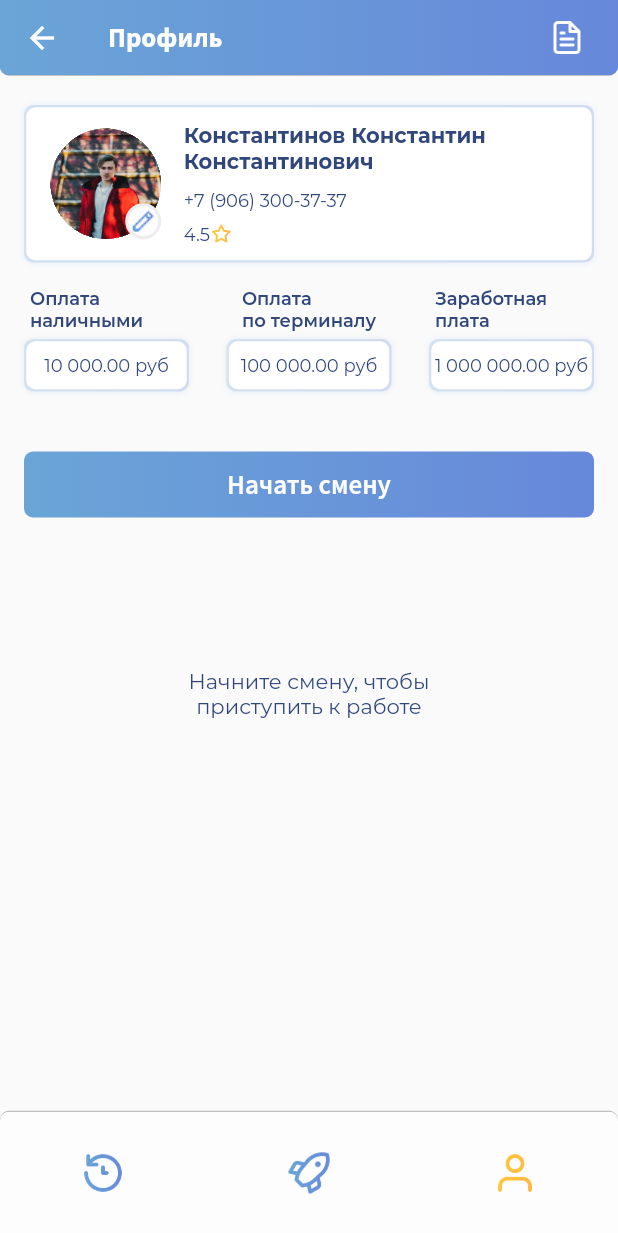
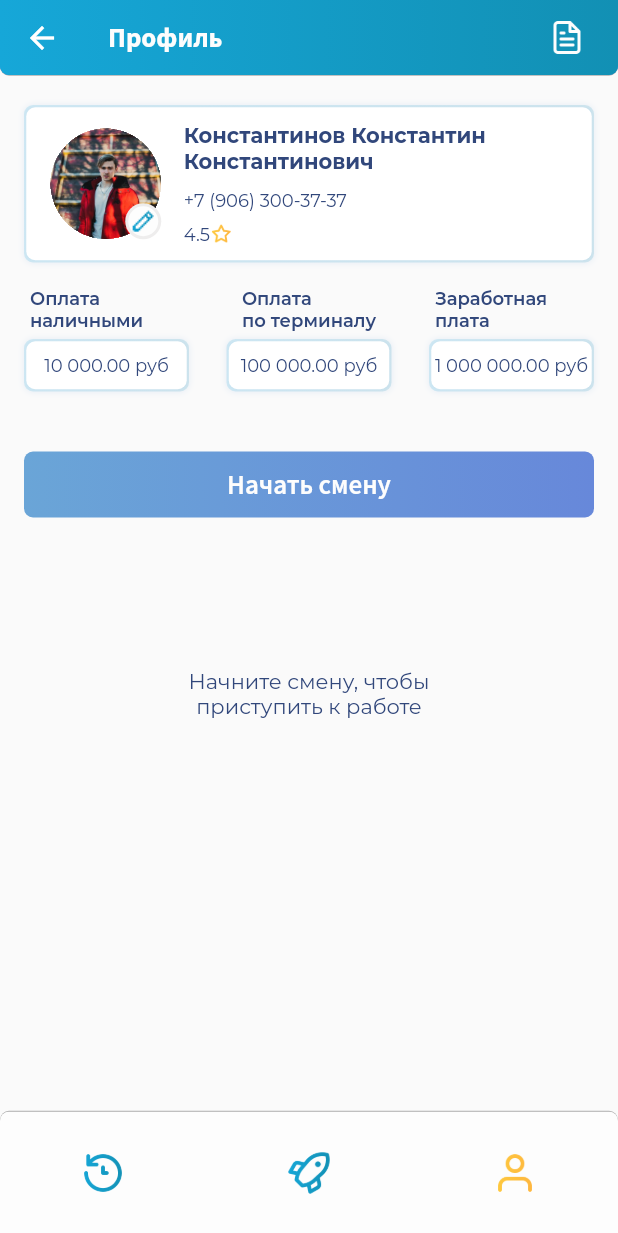
Before and after one commit to Engine-studio/topgo, a Flutter app: the MenuPage screen opened directly, item 3 of the bottom bar chosen, on a phone screen of 412 x 824 dp. Shown: the top 1233 px of the screen. Run offline on Flutter 3.47's test engine with Material 2 defaults, Android fonts, the phone set to English and light mode, and no system bars; our stand-ins replace animated_splash_screen; missing offline and left inert: flutter_picker.

Commit message:
provider && dialog provider && borderbox widget

```diff
--- /dev/null
+++ b/lib/models/user.dart
@@ -0,0 +1,24 @@
+import 'package:flutter/material.dart';
+
+enum Role {
+  Administrator,
+  Courier,
+  Curator,
+}
+
+class User with ChangeNotifier {
+  Role role;
+  bool authorized;
+
+  User()
+      : role = Role.Administrator,
+        authorized = false;
+
+  User.authorized()
+      : role = Role.Courier,
+        authorized = true;
+
+  User.nonAuthorized()
+      : role = Role.Courier,
+        authorized = false;
+}
--- a/lib/styles.dart
+++ b/lib/styles.dart
@@ -1,4 +1,6 @@
 import 'package:flutter/widgets.dart';
+import 'package:provider/provider.dart';
+import 'package:topgo/models/user.dart';
 
 class ClrStyle {
   static const Color lightBackground = const Color(0xFFFDFDFD);
@@ -98,8 +100,29 @@ class GrdStyle {
       const Color(0xFF937FF5),
     ],
   );
-  static const LinearGradient lightPanel = const LinearGradient(colors: [
-    const Color(0x336AA5D7),
-    const Color(0x336788DA),
-  ]);
+
+  LinearGradient panelGradient(BuildContext context) {
+    switch (context.read<User>().role) {
+      case Role.Administrator:
+        return wave;
+      case Role.Courier:
+        return panel;
+      case Role.Curator:
+        return button;
+    }
+  }
+
+  LinearGradient lightPanelGradient(BuildContext context) {
+    switch (context.read<User>().role) {
+      case Role.Administrator:
+        return LinearGradient(
+            colors: wave.colors.map((clr) => clr.withOpacity(0.15)).toList());
+      case Role.Courier:
+        return LinearGradient(
+            colors: panel.colors.map((clr) => clr.withOpacity(0.15)).toList());
+      case Role.Curator:
+        return LinearGradient(
+            colors: button.colors.map((clr) => clr.withOpacity(0.15)).toList());
+    }
+  }
 }
--- a/lib/widgets/appbar.dart
+++ b/lib/widgets/appbar.dart
@@ -58,8 +58,11 @@ class Appbar extends StatelessWidget with PreferredSizeWidget {
                   )
                 : Container()
           ],
-          flexibleSpace:
-              Container(decoration: BoxDecoration(gradient: GrdStyle.panel)),
+          flexibleSpace: Container(
+            decoration: BoxDecoration(
+              gradient: GrdStyle().panelGradient(context),
+            ),
+          ),
         ),
       ),
     );
--- /dev/null
+++ b/lib/widgets/border_box.dart
@@ -0,0 +1,38 @@
+import 'package:flutter/widgets.dart';
+import 'package:topgo/styles.dart';
+
+class BorderBox extends StatelessWidget {
+  final Widget child;
+  final double width, height;
+  final bool selected;
+
+  const BorderBox({
+    Key? key,
+    required this.child,
+    required this.height,
+    this.width = double.infinity,
+    this.selected = false,
+  }) : super(key: key);
+
+  @override
+  Widget build(BuildContext context) {
+    return Container(
+      width: width,
+      height: height,
+      decoration: BoxDecoration(
+        gradient:
+            selected ? GrdStyle.accept : GrdStyle().lightPanelGradient(context),
+        borderRadius: BorderRadius.circular(6),
+        boxShadow: [BoxShadow(color: ClrStyle.dropShadow, blurRadius: 3)],
+      ),
+      child: Container(
+        margin: const EdgeInsets.all(1.5),
+        decoration: BoxDecoration(
+          color: Color(0xFFFFFFFF),
+          borderRadius: BorderRadius.circular(6),
+        ),
+        child: child,
+      ),
+    );
+  }
+}
--- a/lib/widgets/bottom_navbar.dart
+++ b/lib/widgets/bottom_navbar.dart
@@ -54,7 +54,9 @@ class _BottomNavBarState extends State<BottomNavBar> {
                       icon: ShaderMask(
                         shaderCallback: _currentIndex == icons.indexOf(icon)
                             ? (bounds) => GrdStyle.select.createShader(bounds)
-                            : (bounds) => GrdStyle.panel.createShader(bounds),
+                            : (bounds) => GrdStyle()
+                                .panelGradient(context)
+                                .createShader(bounds),
                         child: Image.asset(
                           'assets/icons/$icon.png',
                           width: 30,
--- a/lib/widgets/courier/money_holder.dart
+++ b/lib/widgets/courier/money_holder.dart
@@ -1,5 +1,6 @@
 import 'package:flutter/widgets.dart';
 import 'package:topgo/styles.dart';
+import 'package:topgo/widgets/border_box.dart';
 
 String moneyString(double sum) {
   String str = sum.toStringAsFixed(2);
@@ -30,25 +31,12 @@ class MoneyHolder extends StatelessWidget {
             padding: const EdgeInsets.symmetric(horizontal: 4),
             child: Text(text, style: TxtStyle.selectedSmallText),
           ),
-          Container(
-            width: double.infinity,
+          BorderBox(
             height: 35,
-            decoration: BoxDecoration(
-              gradient: GrdStyle.lightPanel,
-              borderRadius: BorderRadius.circular(6),
-              boxShadow: [BoxShadow(color: ClrStyle.dropShadow, blurRadius: 3)],
-            ),
-            child: Container(
-              margin: const EdgeInsets.all(1.5),
-              decoration: BoxDecoration(
-                color: Color(0xFFFFFFFF),
-                borderRadius: BorderRadius.circular(6),
-              ),
-              child: Center(
-                child: Text(
-                  moneyString(sum),
-                  style: TxtStyle.smallText,
-                ),
+            child: Center(
+              child: Text(
+                moneyString(sum),
+                style: TxtStyle.smallText,
               ),
             ),
           ),
--- a/lib/widgets/courier/profile_card.dart
+++ b/lib/widgets/courier/profile_card.dart
@@ -1,5 +1,6 @@
 import 'package:flutter/widgets.dart';
 import 'package:topgo/styles.dart';
+import 'package:topgo/widgets/border_box.dart';
 import 'package:topgo/widgets/courier/profile_photo.dart';
 
 class ProfileCard extends StatelessWidget {
@@ -16,21 +17,10 @@ class ProfileCard extends StatelessWidget {
 
   @override
   Widget build(BuildContext context) {
-    return Container(
-      width: double.infinity,
+    return BorderBox(
       height: 105,
-      decoration: BoxDecoration(
-        gradient: GrdStyle.lightPanel,
-        borderRadius: BorderRadius.circular(6),
-        boxShadow: [BoxShadow(color: ClrStyle.dropShadow, blurRadius: 3)],
-      ),
-      child: Container(
-        margin: const EdgeInsets.all(1.5),
+      child: Padding(
         padding: const EdgeInsets.symmetric(vertical: 10, horizontal: 16),
-        decoration: BoxDecoration(
-          color: Color(0xFFFFFFFF),
-          borderRadius: BorderRadius.circular(6),
-        ),
         child: Row(
           children: [
             ProfilePhoto(),
--- a/lib/widgets/courier/profile_photo.dart
+++ b/lib/widgets/courier/profile_photo.dart
@@ -36,7 +36,7 @@ class ProfilePhoto extends StatelessWidget {
                 ),
                 child: ShaderMask(
                   shaderCallback: (bounds) =>
-                      GrdStyle.panel.createShader(bounds),
+                      GrdStyle().panelGradient(context).createShader(bounds),
                   child: Image(
                     image: ResizeImage(
                       AssetImage('assets/icons/pen.png'),
--- a/pubspec.yaml
+++ b/pubspec.yaml
@@ -16,6 +16,7 @@ dependencies:
 
   animated_splash_screen: ^1.1.0
   flutter_picker: ^2.0.1
+  provider: ^5.0.0
 
 dev_dependencies:
   flutter_test:
```
Also changed, not shown: lib/main.dart (+8 -2 lines), lib/pages/courier/profile.dart (+7 -2 lines), lib/widgets/courier/movement_selection.dart (+4 -39 lines), lib/widgets/courier/terminal_selection.dart (+18 -63 lines), lib/widgets/courier/time_holder.dart (+8 -19 lines), pubspec.lock.
